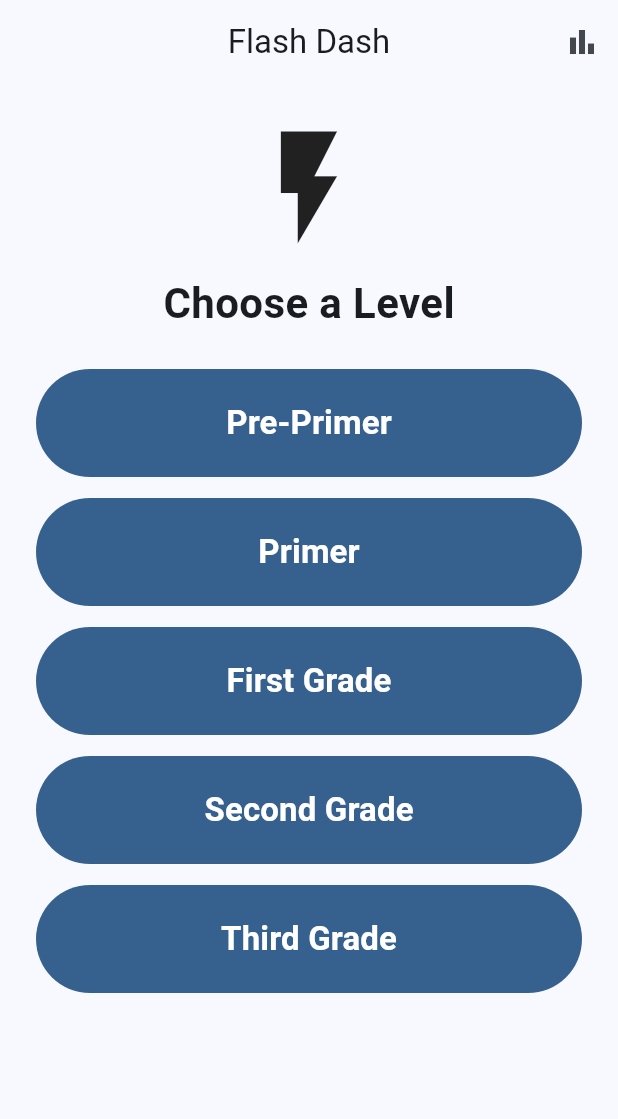
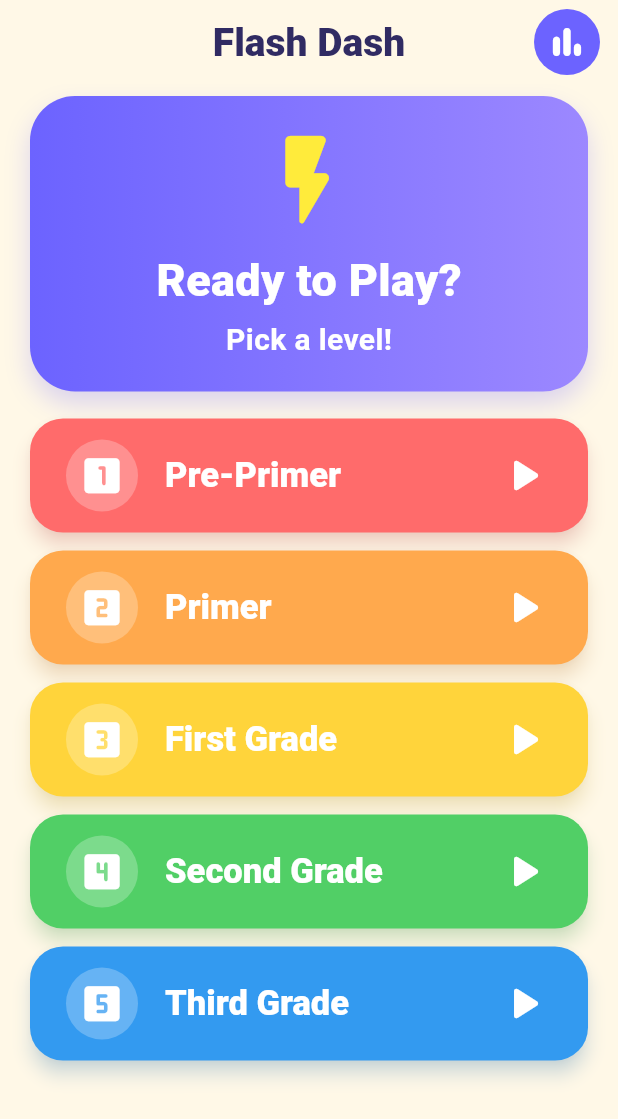
Before and after one commit to klkirk09/4150-Sight-Word-Flash, a Flutter app: the screen it shows after launch, on a phone screen of 412 x 824 dp. Shown: the top 1119 px of the screen. Run offline on Flutter 3.47's test engine with Material 3 defaults, Android fonts, the phone set to English and light mode, and no system bars; our stand-ins replace shared_preferences.

Commit message:
Changed colors and made app child friendly

```diff
--- a/lib/main.dart
+++ b/lib/main.dart
@@ -1,4 +1,5 @@
 import 'package:flutter/material.dart';
+
 import 'screens/home_screen.dart';
 
 void main() {
@@ -10,14 +11,61 @@ class SightWordApp extends StatelessWidget {
 
   @override
   Widget build(BuildContext context) {
+    const primaryColor = Color(0xFF6C63FF);
+
     return MaterialApp(
       title: 'Flash Dash',
       debugShowCheckedModeBanner: false,
       theme: ThemeData(
+        useMaterial3: true,
+        scaffoldBackgroundColor: const Color(0xFFFFF8E7),
         colorScheme: ColorScheme.fromSeed(
-          seedColor: Colors.blue,
+          seedColor: primaryColor,
+          brightness: Brightness.light,
         ),
-        useMaterial3: true,
+        appBarTheme: const AppBarTheme(
+          backgroundColor: Color(0xFFFFF8E7),
+          foregroundColor: Color(0xFF302B63),
+          elevation: 0,
+          centerTitle: true,
+          titleTextStyle: TextStyle(
+            color: Color(0xFF302B63),
+            fontSize: 26,
+            fontWeight: FontWeight.w900,
+          ),
+        ),
+        cardTheme: CardThemeData(
+          elevation: 4,
+          shape: RoundedRectangleBorder(
+            borderRadius: BorderRadius.circular(24),
+          ),
+        ),
+        filledButtonTheme: FilledButtonThemeData(
+          style: FilledButton.styleFrom(
+            shape: RoundedRectangleBorder(
+              borderRadius: BorderRadius.circular(22),
+            ),
+            textStyle: const TextStyle(
+              fontSize: 21,
+              fontWeight: FontWeight.w800,
+            ),
+          ),
+        ),
+        outlinedButtonTheme: OutlinedButtonThemeData(
+          style: OutlinedButton.styleFrom(
+            shape: RoundedRectangleBorder(
+              borderRadius: BorderRadius.circular(22),
+            ),
+            side: const BorderSide(
+              width: 3,
+              color: primaryColor,
+            ),
+            textStyle: const TextStyle(
+              fontSize: 21,
+              fontWeight: FontWeight.w800,
+            ),
+          ),
+        ),
       ),
       home: const HomeScreen(),
     );
--- a/lib/screens/home_screen.dart
+++ b/lib/screens/home_screen.dart
@@ -13,6 +13,22 @@ class HomeScreen extends StatefulWidget {
 
 class _HomeScreenState extends State<HomeScreen> {
   bool isNavigating = false;
+
+  final List<Color> levelColors = const [
+    Color(0xFFFF6B6B),
+    Color(0xFFFFA94D),
+    Color(0xFFFFD43B),
+    Color(0xFF51CF66),
+    Color(0xFF339AF0),
+  ];
+
+  final List<IconData> levelIcons = const [
+    Icons.looks_one_rounded,
+    Icons.looks_two_rounded,
+    Icons.looks_3_rounded,
+    Icons.looks_4_rounded,
+    Icons.looks_5_rounded,
+  ];
 
   Future<void> _openGame(String level) async {
     if (isNavigating) {
@@ -67,55 +83,128 @@ class _HomeScreenState extends State<HomeScreen> {
     return Scaffold(
       appBar: AppBar(
         title: const Text('Flash Dash'),
-        centerTitle: true,
         actions: [
-          IconButton(
+          Padding(
+            padding: const EdgeInsets.only(right: 10),
+            child: IconButton.filled(
               onPressed: isNavigating ? null : _openStats,
-            icon: const Icon(Icons.bar_chart),
+              style: IconButton.styleFrom(
+                backgroundColor: const Color(0xFF6C63FF),
+                foregroundColor: Colors.white,
+              ),
+              icon: const Icon(
+                Icons.bar_chart_rounded,
+                size: 28,
+              ),
               tooltip: 'Stats',
+            ),
           ),
         ],
       ),
       body: SafeArea(
         child: Padding(
-          padding: const EdgeInsets.all(24),
+          padding: const EdgeInsets.fromLTRB(20, 8, 20, 20),
           child: Column(
             children: [
-              const Icon(
-                Icons.flash_on,
-                size: 90,
+              Container(
+                width: double.infinity,
+                padding: const EdgeInsets.all(20),
+                decoration: BoxDecoration(
+                  gradient: const LinearGradient(
+                    colors: [
+                      Color(0xFF6C63FF),
+                      Color(0xFF9C88FF),
+                    ],
                   ),
-              const SizedBox(height: 12),
-              const Text(
-                'Choose a Level',
+                  borderRadius: BorderRadius.circular(30),
+                  boxShadow: [
+                    BoxShadow(
+                      color: const Color(0xFF6C63FF).withValues(alpha: 0.25),
+                      blurRadius: 14,
+                      offset: const Offset(0, 8),
+                    ),
+                  ],
+                ),
+                child: const Column(
+                  children: [
+                    Icon(
+                      Icons.flash_on_rounded,
+                      size: 75,
+                      color: Colors.yellow,
+                    ),
+                    SizedBox(height: 6),
+                    Text(
+                      'Ready to Play?',
                       style: TextStyle(
-                  fontSize: 28,
-                  fontWeight: FontWeight.bold,
+                        color: Colors.white,
+                        fontSize: 30,
+                        fontWeight: FontWeight.w900,
                       ),
                     ),
-              const SizedBox(height: 24),
+                    SizedBox(height: 4),
+                    Text(
+                      'Pick a level!',
+                      style: TextStyle(
+                        color: Colors.white,
+                        fontSize: 20,
+                        fontWeight: FontWeight.w600,
+                      ),
+                    ),
+                  ],
+                ),
+              ),
+              const SizedBox(height: 18),
               Expanded(
                 child: ListView.separated(
                   itemCount: levels.length,
-                  separatorBuilder: (_, _) => const SizedBox(height: 14),
+                  separatorBuilder: (_, _) => const SizedBox(height: 12),
                   itemBuilder: (context, index) {
                     final level = levels[index];
+                    final color = levelColors[index];
 
                     return SizedBox(
-                      width: double.infinity,
-                      height: 72,
+                      height: 76,
                       child: FilledButton(
                         onPressed: isNavigating
                             ? null
                             : () {
                           _openGame(level);
                         },
+                        style: FilledButton.styleFrom(
+                          backgroundColor: color,
+                          foregroundColor: Colors.white,
+                          elevation: 5,
+                          shadowColor: color.withValues(alpha: 0.4),
+                        ),
+                        child: Row(
+                          children: [
+                            Container(
+                              width: 48,
+                              height: 48,
+                              decoration: BoxDecoration(
+                                color: Colors.white.withValues(alpha: 0.25),
+                                shape: BoxShape.circle,
+                              ),
+                              child: Icon(
+                                levelIcons[index],
+                                size: 31,
+                              ),
+                            ),
+                            const SizedBox(width: 18),
+                            Expanded(
                               child: Text(
                                 level,
                                 style: const TextStyle(
-                            fontSize: 22,
-                            fontWeight: FontWeight.bold,
+                                  fontSize: 23,
+                                  fontWeight: FontWeight.w900,
                                 ),
+                              ),
+                            ),
+                            const Icon(
+                              Icons.play_arrow_rounded,
+                              size: 38,
+                            ),
+                          ],
                         ),
                       ),
                     );
```
Lines whose indentation alone changed are shown as unchanged.
